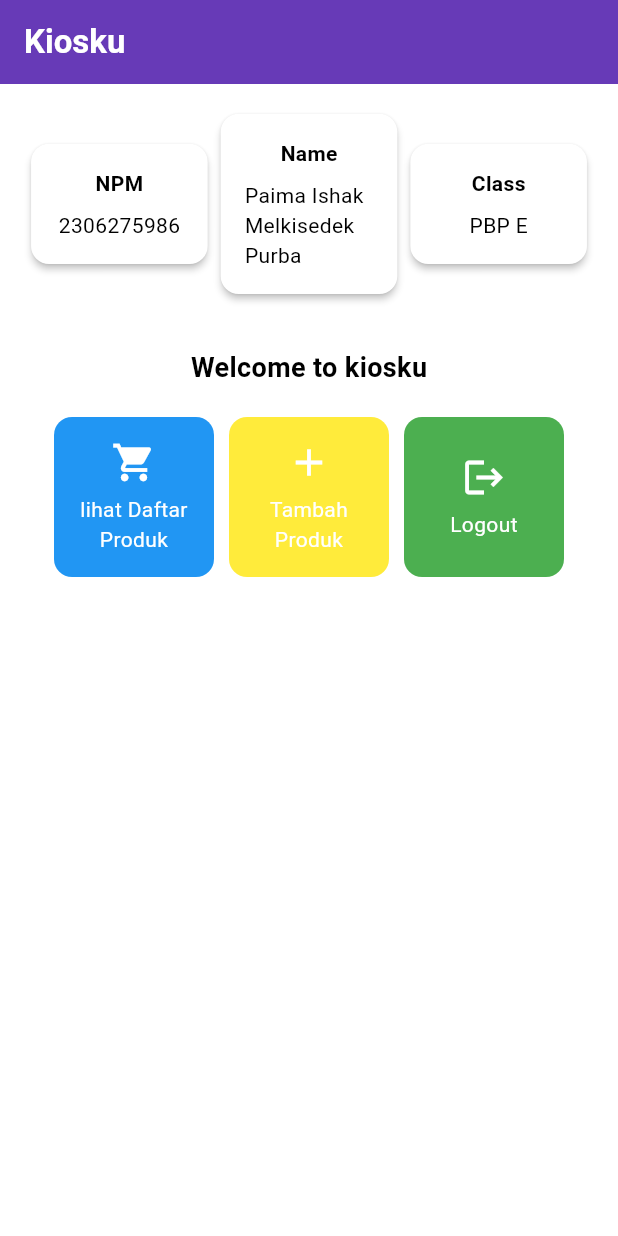
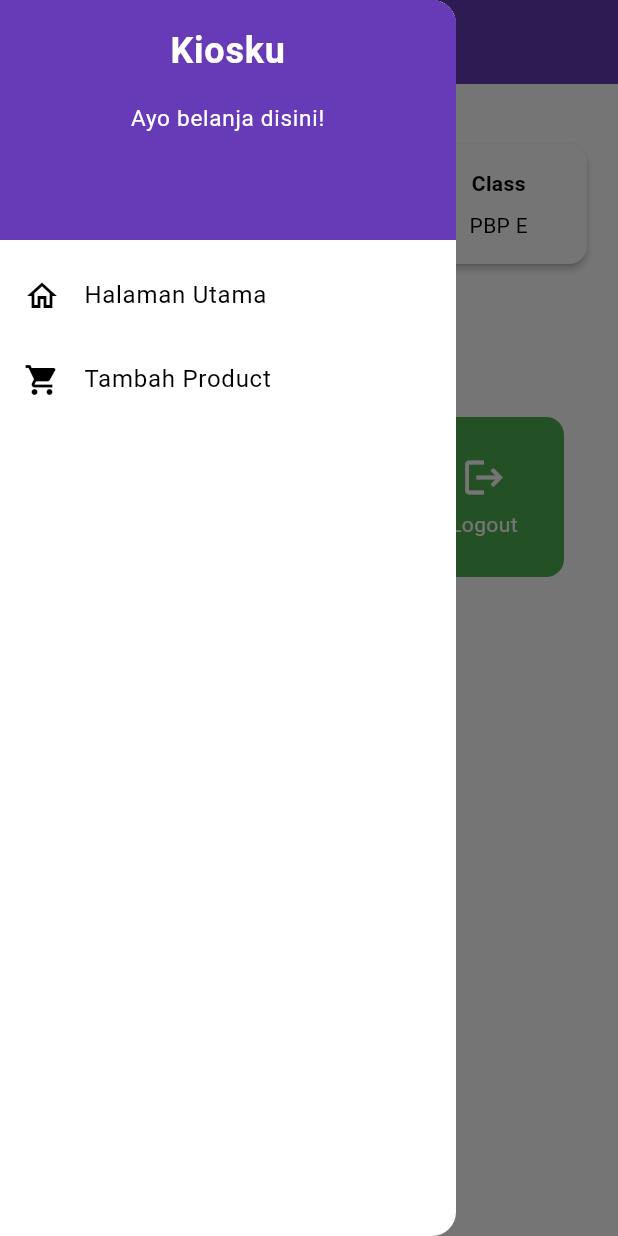
Before and after one commit to paimap/kiosku-mobile, a Flutter app: the screen it shows after launch, with the side drawer open (before the commit the screen has no drawer), on a phone screen of 412 x 824 dp. Run offline on Flutter 3.47's test engine with Material 3 defaults, Android fonts, the phone set to English and light mode, and no system bars.

Commit message:
add tugas 8

```diff
--- a/lib/menu.dart
+++ b/lib/menu.dart
@@ -1,4 +1,6 @@
 import 'package:flutter/material.dart';
+import 'package:kiosku/widgets/left_drawer.dart';
+import 'package:kiosku/productentry_form.dart';
 
 class MyHomePage extends StatelessWidget {
   final String npm = '2306275986'; // NPM
@@ -29,7 +31,9 @@
         ),
         // Warna latar belakang AppBar diambil dari skema warna tema aplikasi.
         backgroundColor: Theme.of(context).colorScheme.primary,
+        iconTheme: const IconThemeData(color: Colors.white),
       ),
+      drawer: const LeftDrawer(),
       // Body halaman dengan padding di sekelilingnya.
       body: Padding(
         padding: const EdgeInsets.all(16.0),
@@ -158,6 +162,12 @@
             ..showSnackBar(
               SnackBar(content: Text("Kamu telah menekan tombol ${item.name}!"))
             );
+            // Navigate ke route yang sesuai (tergantung jenis tombol)
+            if (item.name == "Tambah Product") {
+              // TODO: Gunakan Navigator.push untuk melakukan navigasi ke MaterialPageRoute yang mencakup ProductEntryFormPage.
+              Navigator.push(context,
+                MaterialPageRoute(builder: (context) => const ProductEntryFormPage()));
+            }
         },
         // Container untuk menyimpan Icon dan Text
         child: Container(
--- /dev/null
+++ b/lib/widgets/left_drawer.dart
@@ -0,0 +1,77 @@
+import 'package:flutter/material.dart';
+import 'package:kiosku/menu.dart';
+// TODO: Impor halaman MoodEntryFormPage jika sudah dibuat
+import 'package:kiosku/productentry_form.dart';
+
+class LeftDrawer extends StatelessWidget {
+  const LeftDrawer({super.key});
+
+  @override
+  Widget build(BuildContext context) {
+    return Drawer(
+      child: ListView(
+        children: [
+          DrawerHeader(
+            // TODO: Bagian drawer header
+            decoration: BoxDecoration(
+              color: Theme.of(context).colorScheme.primary,
+            ),
+            child: const Column(
+              children: [
+                Text(
+                  'Kiosku',
+                  textAlign: TextAlign.center,
+                  style: TextStyle(
+                    fontSize: 24,
+                    fontWeight: FontWeight.bold,
+                    color: Colors.white,
+                  ),
+                ),
+                Padding(padding: EdgeInsets.all(8)),
+                Text(
+                  "Ayo belanja disini!",
+                  textAlign: TextAlign.center, // Menyelaraskan teks ke tengah
+                  style: TextStyle(
+                    fontSize: 15, // Ukuran font 15
+                    fontWeight: FontWeight.normal, // Berat font biasa
+                    color: Colors.white, // Warna font putih
+                  ),
+                  // TODO: Tambahkan gaya teks dengan center alignment, font ukuran 15, warna putih, dan weight biasa
+                ),
+              ],
+            ),
+          ),
+            // TODO: Bagian routing
+            ListTile(
+              leading: const Icon(Icons.home_outlined),
+              title: const Text('Halaman Utama'),
+              // Bagian redirection ke MyHomePage
+              onTap: () {
+                Navigator.pushReplacement(
+                    context,
+                    MaterialPageRoute(
+                      builder: (context) => MyHomePage(),
+                    ));
+              },
+            ),
+            ListTile(
+              leading: const Icon(Icons.shopping_cart),
+              title: const Text('Tambah Product'),
+              // Bagian redirection ke ProductEntryFormPage
+              onTap: () {
+                /*
+                TODO: Buatlah routing ke ProductEntryFormPage di sini,
+                setelah halaman ProductEntryFormPage sudah dibuat.
+                */
+                Navigator.pushReplacement(
+                  context,
+                  MaterialPageRoute(
+                    builder: (context) => ProductEntryFormPage()
+                  ));
+              },
+            ),
+        ],
+      ),
+    );
+  }
+}
```
Also changed, not shown: lib/productentry_form.dart (added, +164 -0 lines).
